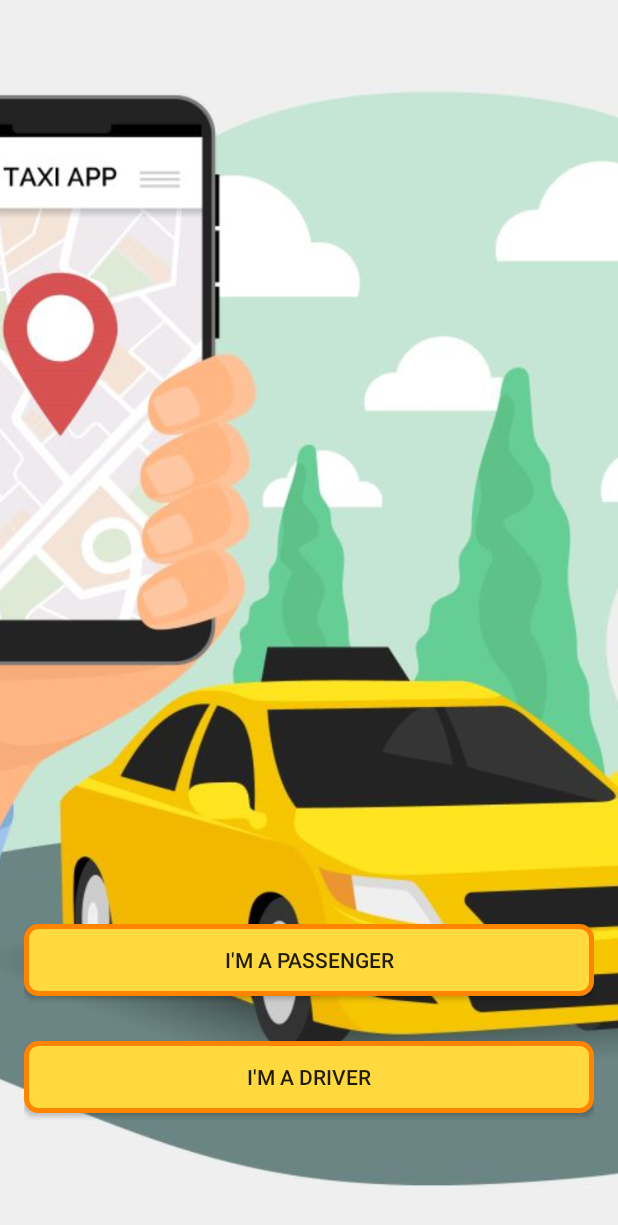
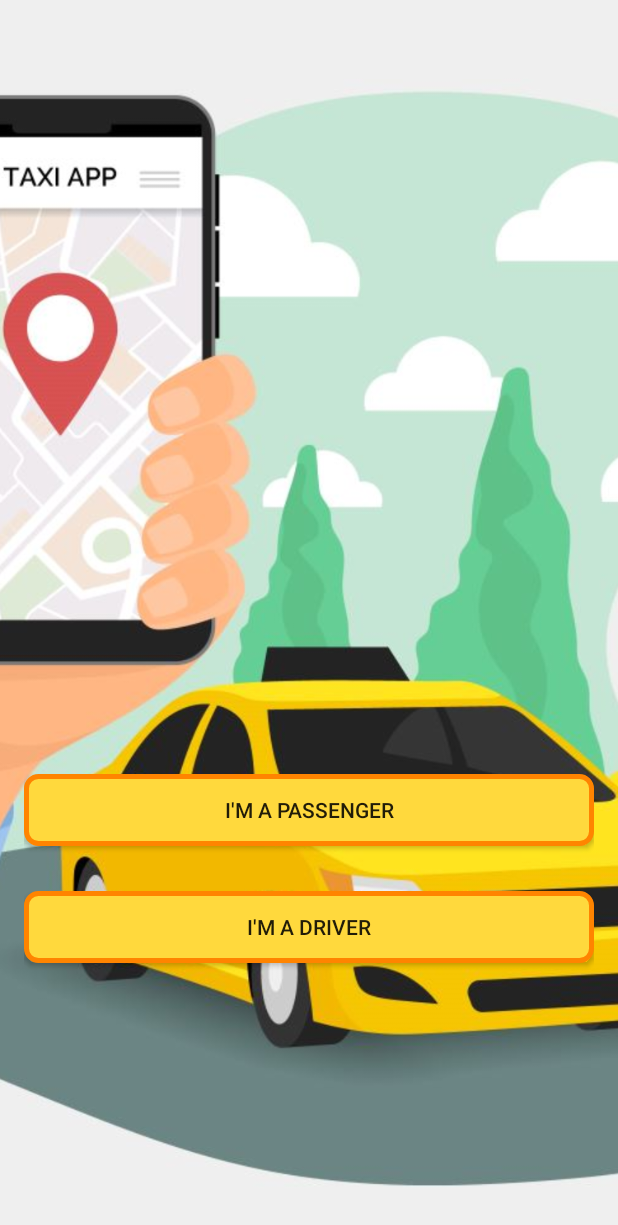
Before and after one commit to v-petrovskyi/android-TaxiApp, an Android app: the screen it shows after launch (ChooseModeActivity), on a phone screen of 412 x 824 dp. Shown: the top 1225 px of the screen. Run offline under Robolectric (Android 15) with nearby library versions, the phone set to English and light mode, and no system bars.

Commit message:
v0.1 line 27 change android:layout_marginTop="600dp" to android:layout_marginTop="500dp"

```diff
--- a/app/src/main/res/layout/activity_choose_mode.xml
+++ b/app/src/main/res/layout/activity_choose_mode.xml
@@ -24,7 +24,7 @@
             android:id="@+id/passengerButton"
             android:layout_width="match_parent"
             android:layout_height="wrap_content"
-            android:layout_marginTop="600dp"
+            android:layout_marginTop="500dp"
             android:background="@drawable/button_border"
             android:text="I'M A PASSENGER" />
 
```
